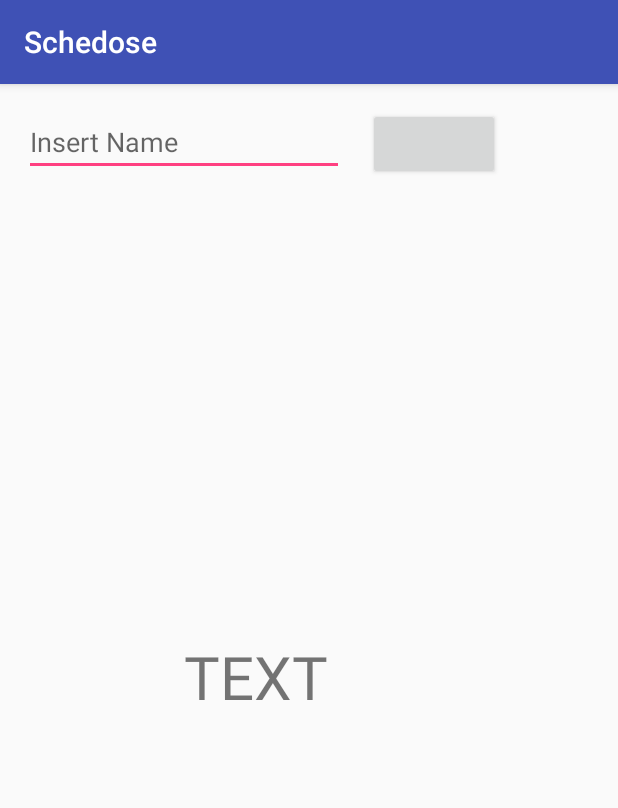
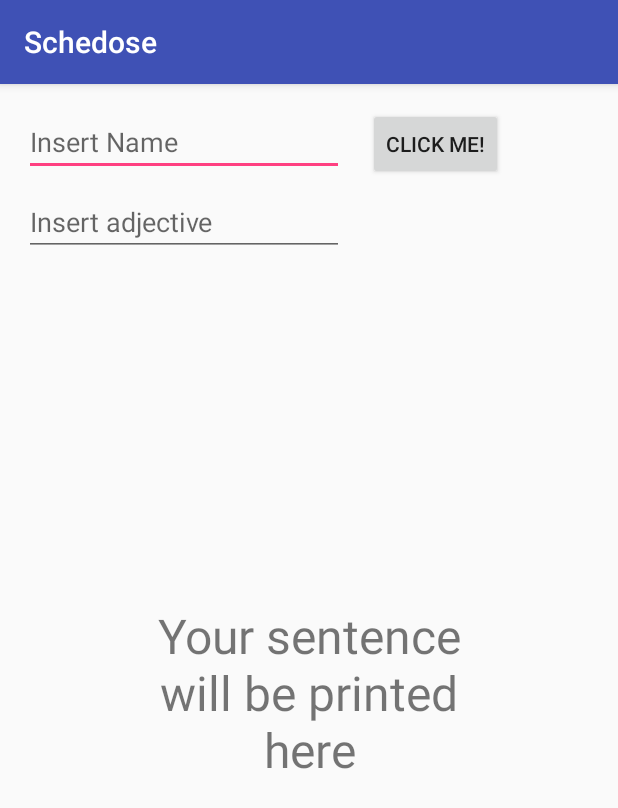
Before and after one commit to Schedose/Schedose, an Android app: the screen it shows after launch (MainActivity), on a phone screen of 412 x 824 dp. Shown: the top 808 px of the screen. Run offline under Robolectric (Android 15) with nearby library versions, the phone set to English and light mode, and no system bars.

Commit message:
Added name+adjective+ printing + UI looks a bit nicer!

```diff
--- a/app/src/main/java/com/nerds/neds/schedose/MainActivity.java
+++ b/app/src/main/java/com/nerds/neds/schedose/MainActivity.java
@@ -21,10 +21,13 @@ public class MainActivity extends AppCompatActivity {
         pressbutton.setOnClickListener(new View.OnClickListener() {
             @Override
             public void onClick(View v) {
-                EditText text = (EditText) findViewById(R.id.TextBox);
-                TextView result=(TextView) findViewById(R.id.textView2);
-                String number=text.getText().toString();
-                result.setText(number+"");
+                EditText name = (EditText) findViewById(R.id.TextBoxName);
+                EditText adjective=(EditText) findViewById(R.id.TextBoxAdj);
+                String Name=name.getText().toString();
+                String adj=adjective.getText().toString();
+                TextView result = (TextView) findViewById(R.id.textView2);
+
+                result.setText(Name+" is "+adj);
             }
         });
     }
--- a/app/src/main/res/layout/activity_main.xml
+++ b/app/src/main/res/layout/activity_main.xml
@@ -12,37 +12,49 @@
         android:layout_height="wrap_content"
         android:layout_marginStart="16dp"
         android:onClick="change"
-        android:text="@string/button"
+        android:text="Click me!"
         android:visibility="visible"
-        app:layout_constraintBaseline_toBaselineOf="@+id/TextBox"
-        app:layout_constraintStart_toEndOf="@+id/TextBox"
-        tools:text="Button" />
+        app:layout_constraintBaseline_toBaselineOf="@+id/TextBoxName"
+        app:layout_constraintStart_toEndOf="@+id/TextBoxName" />
 
     <EditText
-        android:id="@+id/TextBox"
+        android:id="@+id/TextBoxName"
         android:layout_width="wrap_content"
         android:layout_height="wrap_content"
         android:layout_marginStart="16dp"
         android:layout_marginTop="16dp"
         android:ems="10"
         android:hint="Insert Name"
-        android:inputType="text|textPersonName|number"
+        android:inputType="text|textPersonName"
         app:layout_constraintStart_toStartOf="parent"
         app:layout_constraintTop_toTopOf="parent" />
 
     <TextView
         android:id="@+id/textView2"
-        android:layout_width="167dp"
-        android:layout_height="93dp"
+        android:layout_width="230dp"
+        android:layout_height="137dp"
         android:layout_marginBottom="8dp"
         android:layout_marginEnd="8dp"
         android:layout_marginStart="8dp"
         android:layout_marginTop="8dp"
-        android:text="TEXT"
-        android:textSize="40sp"
+        android:text="Your sentence will be printed here"
+        android:textAlignment="center"
+        android:textSize="32sp"
         app:layout_constraintBottom_toBottomOf="parent"
         app:layout_constraintEnd_toEndOf="parent"
         app:layout_constraintStart_toStartOf="parent"
-        app:layout_constraintTop_toBottomOf="@+id/TextBox" />
+        app:layout_constraintTop_toBottomOf="@+id/TextBoxName" />
+
+    <EditText
+        android:id="@+id/TextBoxAdj"
+        android:layout_width="wrap_content"
+        android:layout_height="wrap_content"
+        android:layout_marginStart="16dp"
+        android:layout_marginTop="8dp"
+        android:ems="10"
+        android:hint="Insert adjective"
+        android:inputType="textPersonName"
+        app:layout_constraintStart_toStartOf="parent"
+        app:layout_constraintTop_toBottomOf="@+id/TextBoxName" />
 
 </android.support.constraint.ConstraintLayout>
```
